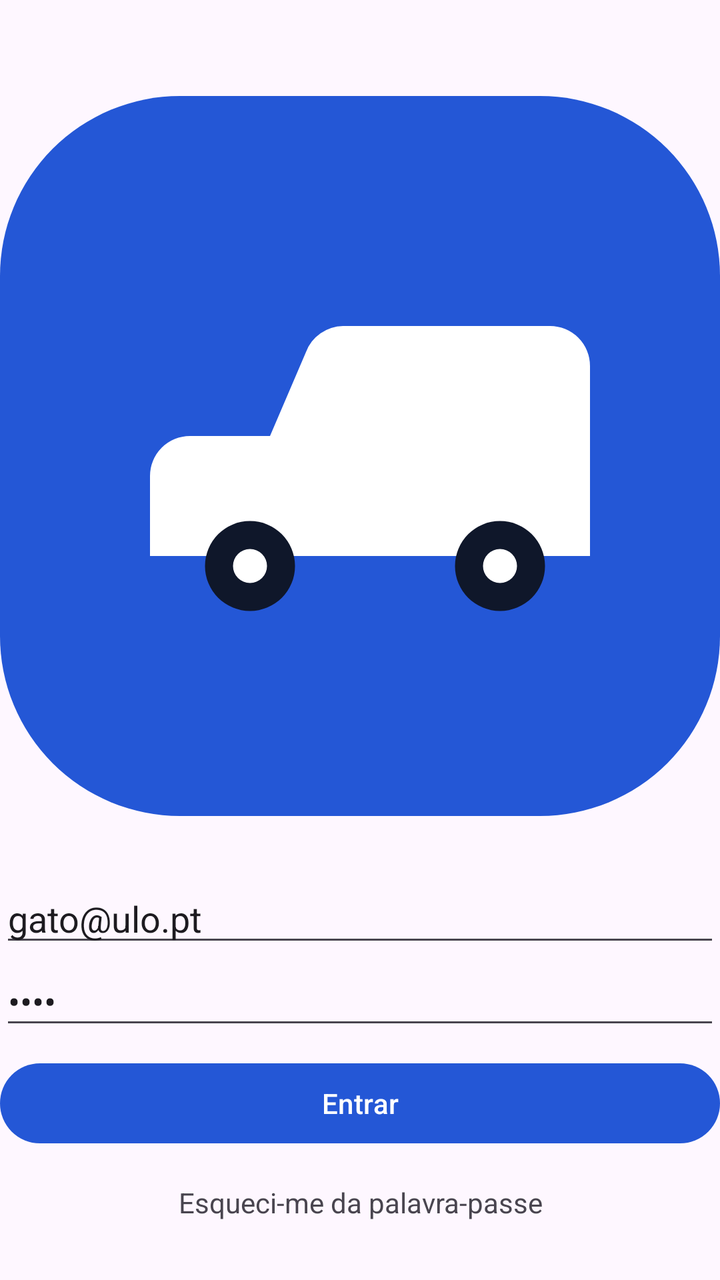
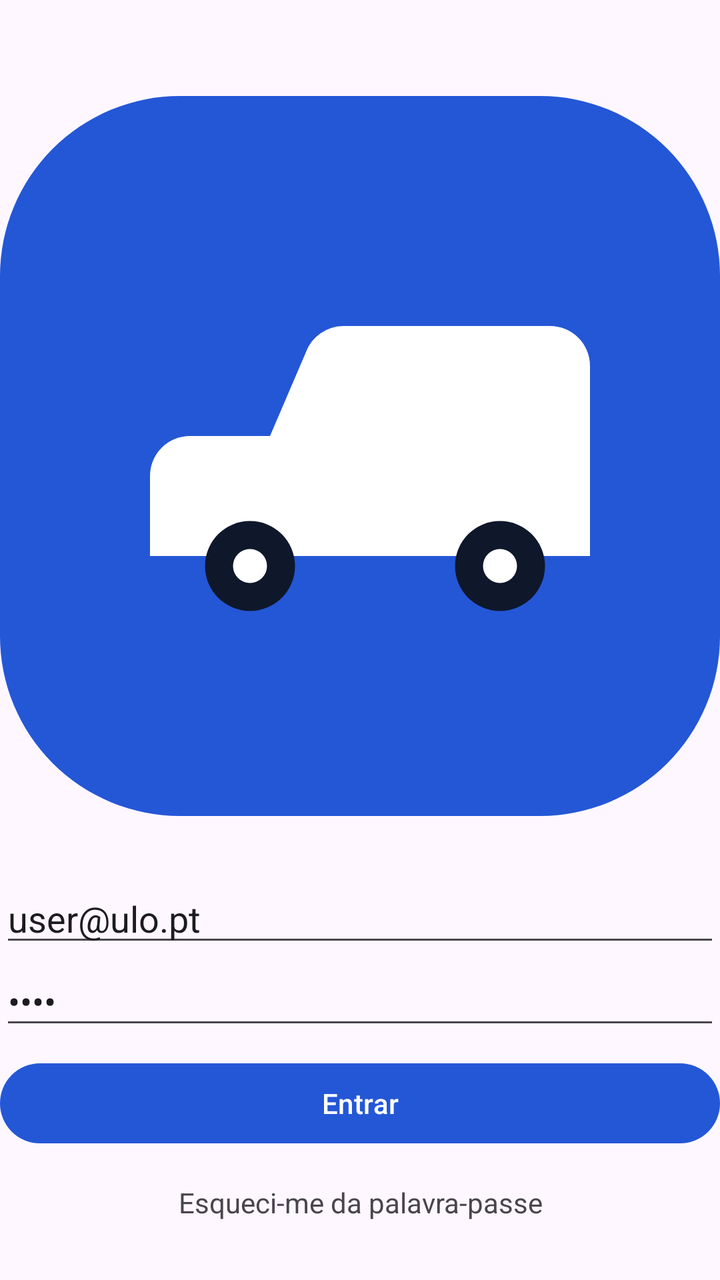

Two renders of the same Android screen: before a commit and after it. Below are the layout's source before the change and the commit's diff.
<!-- AndroidManifest.xml: application theme Theme.FrotaGestAndroid -->
<!-- res/layout/activity_login.xml -->
<?xml version="1.0" encoding="utf-8"?>
<LinearLayout xmlns:android="http://schemas.android.com/apk/res/android"
    xmlns:app="http://schemas.android.com/apk/res-auto"
    xmlns:tools="http://schemas.android.com/tools"
    android:id="@+id/main"
    android:layout_width="match_parent"
    android:layout_height="match_parent"
    android:orientation="vertical"
    tools:context=".LoginActivity">

    <ImageView
        android:id="@+id/imageView"
        android:layout_width="match_parent"
        android:layout_height="wrap_content"
        android:orientation="vertical"
        android:layout_marginTop="48dp"
        android:adjustViewBounds="true"
        android:scaleType="fitCenter"
        android:contentDescription="@null"
        android:importantForAccessibility="no"
        app:srcCompat="@drawable/ic_logo" />

    <Space
        android:layout_width="match_parent"
        android:layout_height="0dp"
        android:layout_weight="1" />


    <EditText
        android:id="@+id/etEmail"
        android:layout_width="match_parent"
        android:layout_height="wrap_content"
        android:hint="@string/email"
        android:autofillHints="emailAddress"
        android:inputType="textEmailAddress"
        android:text="gato@ulo.pt"/>

    <EditText
        android:id="@+id/etPassword"
        android:layout_width="match_parent"
        android:layout_height="wrap_content"
        android:hint="@string/password"
        android:autofillHints="password"
        android:inputType="textPassword"
        android:text="1234"/>

    <Button
        android:id="@+id/btnLogin"
        android:layout_width="match_parent"
        android:layout_height="wrap_content"
        android:layout_marginTop="8dp"
        android:onClick="onClickLogin"
        android:text="@string/login" />

    <TextView
        android:id="@+id/tvEsqueci"
        android:layout_width="match_parent"
        android:layout_height="wrap_content"
        android:layout_marginTop="16dp"
        android:gravity="center"
        android:text="@string/esqueci_password" />

    <Space
        android:layout_width="match_parent"
        android:layout_height="0dp"
        android:layout_weight="1" />

</LinearLayout>
<!-- resources referenced by this layout -->
<resources>
  <!-- drawable ic_logo (drawable) -->
  <?xml version="1.0" encoding="utf-8"?>
  <vector xmlns:android="http://schemas.android.com/apk/res/android"
      android:width="72dp"
      android:height="72dp"
      android:viewportWidth="72"
      android:viewportHeight="72">
      <path
          android:fillColor="#2457D6"
          android:pathData="M18,0H54A18,18 0,0 1,72 18V54A18,18 0,0 1,54 72H18A18,18 0,0 1,0 54V18A18,18 0,0 1,18 0Z" />
      <path
          android:fillColor="#FFFFFF"
          android:pathData="M15,38a4,4 0,0 1,4,-4h8l3.6,-8.4a4,4 0,0 1,3.7,-2.6H55a4,4 0,0 1,4,4V46H15Z" />
      <path
          android:fillColor="#0F172A"
          android:pathData="M25,42.5a4.5,4.5 0,1 0,0 9a4.5,4.5 0,1 0,0 -9zM50,42.5a4.5,4.5 0,1 0,0 9a4.5,4.5 0,1 0,0 -9z" />
      <path
          android:fillColor="#FFFFFF"
          android:pathData="M25,45.3a1.7,1.7 0,1 0,0 3.4a1.7,1.7 0,1 0,0 -3.4zM50,45.3a1.7,1.7 0,1 0,0 3.4a1.7,1.7 0,1 0,0 -3.4z" />
  </vector>
  <string name="email">Email</string>
  <string name="esqueci_password">Esqueci-me da palavra-passe</string>
  <string name="login">Entrar</string>
  <string name="password">Palavra-passe</string>
  <style name="Theme.FrotaGestAndroid" parent="Base.Theme.FrotaGestAndroid" />
  <style name="Base.Theme.FrotaGestAndroid" parent="Theme.Material3.DayNight.NoActionBar">
          
          <item name="colorPrimary">@color/colorPrimary</item>
      </style>
  <color name="colorPrimary">#2457D6</color>
</resources>

<!-- the commit's change to res/layout/activity_login.xml (unified diff, before → after) -->
@@ -33,7 +33,7 @@
         android:hint="@string/email"
         android:autofillHints="emailAddress"
         android:inputType="textEmailAddress"
-        android:text="gato@ulo.pt"/>
+        android:text="user@ulo.pt"/>
 
     <EditText
         android:id="@+id/etPassword"
